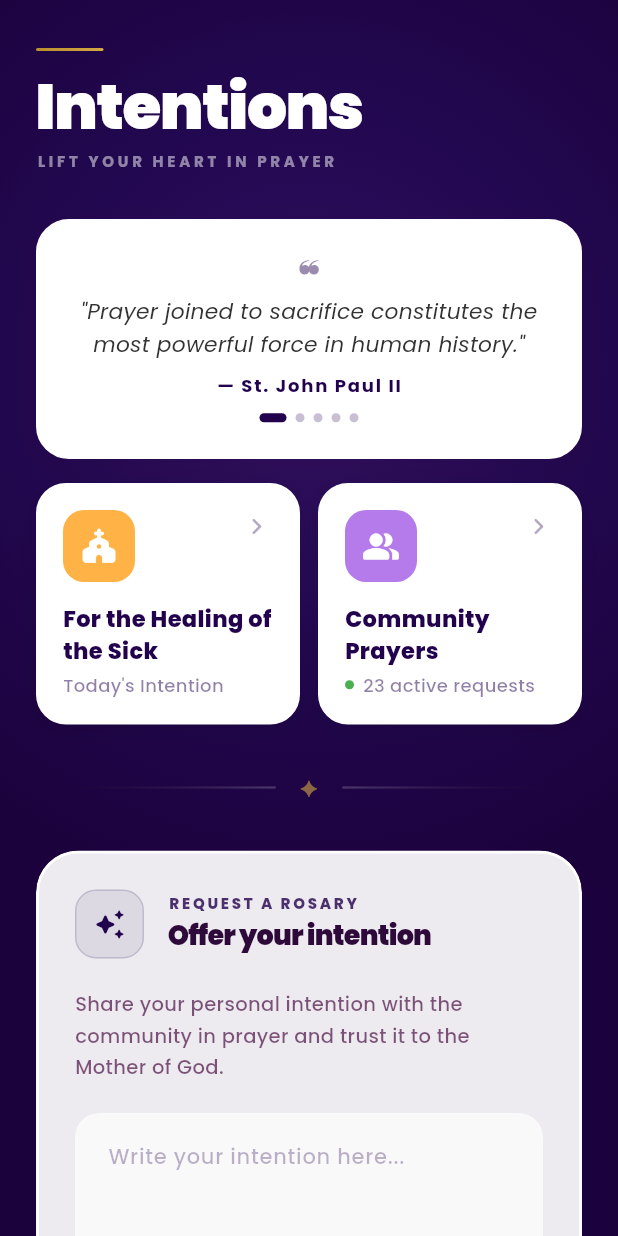
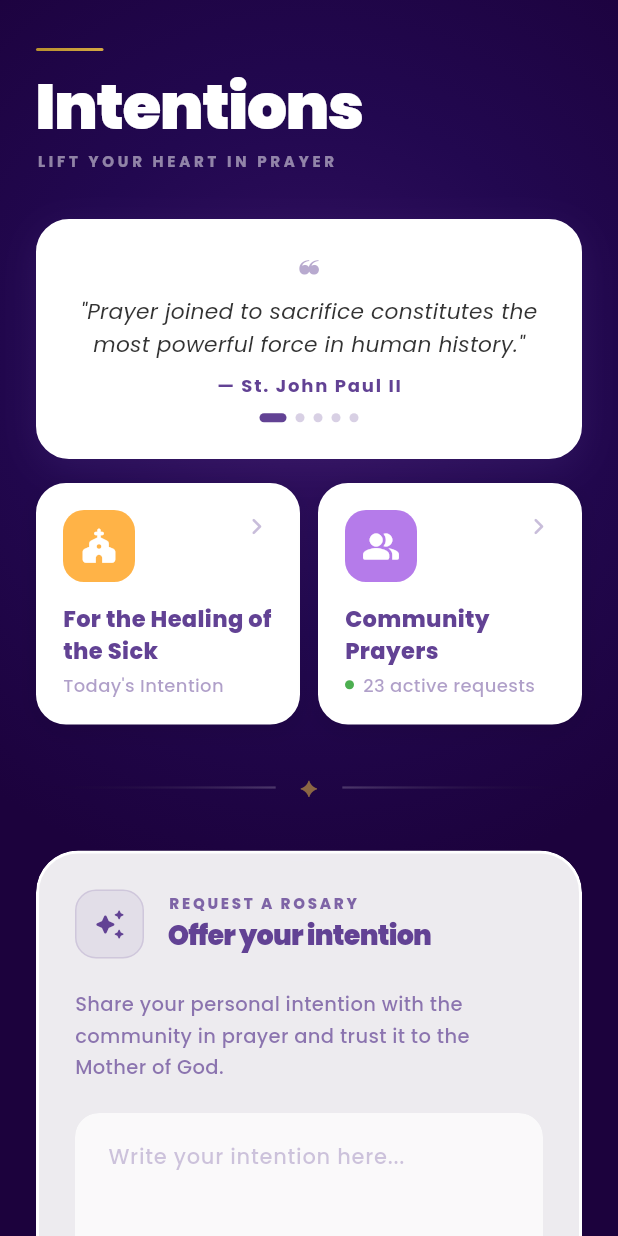
Before and after one commit to AbhijithTJ/conta_beads, a Flutter app: the IntentionsScreen screen opened directly, on a phone screen of 412 x 824 dp. Run offline on Flutter 3.47's test engine with Material 3 defaults, Android fonts, the phone set to English and light mode, and no system bars; our stand-ins replace curved_navigation_bar, google_fonts, intl_phone_field, local_auth, shared_preferences; accounts and stored records are empty; Roboto replaces fonts that are missing (Georgia).

Commit message:
light themes

```diff
--- a/lib/colors/colors.dart
+++ b/lib/colors/colors.dart
@@ -40,8 +40,8 @@ class AppColors {
 
   // Login / Register screen — Deep Maroon palette
   static const Color authBgTop = Color(0xFF6B1A5A);
-  static const Color authBgMid = Color(0xFF4A1045);
-  static const Color authBgBottom = Color(0xFF2E0A3A);
+  static const Color authBgMid = Color(0xFF624294);
+  static const Color authBgBottom = Color(0xFF624294);
   static const Color authPurple = Color(0xFF7B1F6A);
   static const Color authPurpleLight = Color(0xFF9B2F7E);
   static const Color authLavender = Color(0xFFD4B8F0);
--- a/lib/screens/everyday_prayers/everyday_prayers_screen.dart
+++ b/lib/screens/everyday_prayers/everyday_prayers_screen.dart
@@ -29,8 +29,8 @@ class EverydayPrayersScreen extends StatelessWidget {
       valueListenable: themeNotifier,
       builder: (_, isDark, __) {
         final bgColor = isDark ? const Color(0xFF1c023d) : const Color(0xFFF0EBF0);
-        final titleColor = isDark ? Colors.white : const Color(0xFF22014D);
-        final subColor = isDark ? Colors.white.withOpacity(0.55) : const Color(0xFF22014D).withOpacity(0.55);
+        final titleColor = isDark ? Colors.white : const Color(0xFF624294);
+        final subColor = isDark ? Colors.white.withOpacity(0.55) : const Color(0xFF624294).withOpacity(0.55);
 
         return Scaffold(
           backgroundColor: bgColor,
@@ -215,7 +215,7 @@ class EverydayPrayersScreen extends StatelessWidget {
                                         padding: const EdgeInsets.all(10),
                                         child: Text(
                                           _guides[i],
-                                          style: GoogleFonts.poppins(fontSize: 11, fontWeight: FontWeight.w700, color: const Color(0xFF22014D), height: 1.4),
+                                          style: GoogleFonts.poppins(fontSize: 11, fontWeight: FontWeight.w700, color: const Color(0xFF624294), height: 1.4),
                                         ),
                                       ),
                                     ],
--- a/lib/screens/intentions/intentions_screen.dart
+++ b/lib/screens/intentions/intentions_screen.dart
@@ -146,7 +146,7 @@ class _IntentionsScreenState extends State<IntentionsScreen> with TickerProvider
   Widget _buildQuoteCard(bool isDark) {
     final q = _quotes[_currentQuoteIndex];
     final quoteTextColor = isDark ? const Color(0xFF333333) : AppColors.authBgBottom;
-    final shadowColor = isDark ? AppColors.authBgBottom.withOpacity(0.20) : const Color(0xFF22014D).withOpacity(0.10);
+    final shadowColor = isDark ? AppColors.authBgBottom.withOpacity(0.20) : const Color(0xFF624294).withOpacity(0.10);
 
     return GestureDetector(
       onHorizontalDragEnd: (details) {
@@ -178,13 +178,13 @@ class _IntentionsScreenState extends State<IntentionsScreen> with TickerProvider
           child: Column(
             mainAxisAlignment: MainAxisAlignment.center,
             children: [
-              Text('\u275D', style: TextStyle(fontSize: 20, color: const Color(0xFF22014D).withOpacity(0.45), height: 1.0)),
+              Text('\u275D', style: TextStyle(fontSize: 20, color: const Color(0xFF624294).withOpacity(0.45), height: 1.0)),
               const SizedBox(height: 6),
               Text(q['text']!,
                   textAlign: TextAlign.center, maxLines: 2, overflow: TextOverflow.ellipsis,
                   style: GoogleFonts.poppins(fontSize: 14.5, fontWeight: FontWeight.w500, color: quoteTextColor, fontStyle: FontStyle.italic, height: 1.5, letterSpacing: 0.2)),
               const SizedBox(height: 8),
-              Text(q['author']!, style: GoogleFonts.poppins(fontSize: 12, fontWeight: FontWeight.w700, color: const Color(0xFF22014D), letterSpacing: 1.2)),
+              Text(q['author']!, style: GoogleFonts.poppins(fontSize: 12, fontWeight: FontWeight.w700, color: const Color(0xFF624294), letterSpacing: 1.2)),
               const SizedBox(height: 10),
               Row(
                 mainAxisAlignment: MainAxisAlignment.center,
@@ -196,7 +196,7 @@ class _IntentionsScreenState extends State<IntentionsScreen> with TickerProvider
                     margin: const EdgeInsets.symmetric(horizontal: 3),
                     decoration: BoxDecoration(
                       borderRadius: BorderRadius.circular(3),
-                      color: i == _currentQuoteIndex ? const Color(0xFF22014D) : const Color(0xFF22014D).withOpacity(0.25),
+                      color: i == _currentQuoteIndex ? const Color(0xFF624294) : const Color(0xFF624294).withOpacity(0.25),
                     ),
                   );
                 }),
@@ -231,15 +231,15 @@ class _IntentionsScreenState extends State<IntentionsScreen> with TickerProvider
                 child: const Icon(Icons.church_rounded, color: Colors.white, size: 26),
               ),
               const Spacer(),
-              Icon(Icons.chevron_right_rounded, color: const Color(0xFF22014D).withOpacity(0.35), size: 22),
+              Icon(Icons.chevron_right_rounded, color: const Color(0xFF624294).withOpacity(0.35), size: 22),
             ],
           ),
           const SizedBox(height: 14),
           Text(todayIntention,
-              style: GoogleFonts.poppins(fontSize: 15, fontWeight: FontWeight.w800, color: const Color(0xFF22014D))),
+              style: GoogleFonts.poppins(fontSize: 15, fontWeight: FontWeight.w800, color: const Color(0xFF624294))),
           const SizedBox(height: 4),
           Text("Today's Intention",
-              style: GoogleFonts.poppins(fontSize: 12, fontWeight: FontWeight.w500, color: const Color(0xFF22014D).withOpacity(0.5))),
+              style: GoogleFonts.poppins(fontSize: 12, fontWeight: FontWeight.w500, color: const Color(0xFF624294).withOpacity(0.5))),
         ],
       ),
     );
@@ -269,19 +269,19 @@ class _IntentionsScreenState extends State<IntentionsScreen> with TickerProvider
                 child: const Icon(Icons.people_alt_rounded, color: Colors.white, size: 26),
               ),
               const Spacer(),
-              Icon(Icons.chevron_right_rounded, color: const Color(0xFF22014D).withOpacity(0.35), size: 22),
+              Icon(Icons.chevron_right_rounded, color: const Color(0xFF624294).withOpacity(0.35), size: 22),
             ],
           ),
           const SizedBox(height: 14),
           Text('Community Prayers',
-              style: GoogleFonts.poppins(fontSize: 15, fontWeight: FontWeight.w800, color: const Color(0xFF22014D))),
+              style: GoogleFonts.poppins(fontSize: 15, fontWeight: FontWeight.w800, color: const Color(0xFF624294))),
           const SizedBox(height: 4),
           Row(
             children: [
               Container(width: 6, height: 6, decoration: const BoxDecoration(shape: BoxShape.circle, color: Colors.green)),
               const SizedBox(width: 6),
               Text('$prayerRequests active requests',
-                  style: GoogleFonts.poppins(fontSize: 12, fontWeight: FontWeight.w500, color: const Color(0xFF22014D).withOpacity(0.5))),
+                  style: GoogleFonts.poppins(fontSize: 12, fontWeight: FontWeight.w500, color: const Color(0xFF624294).withOpacity(0.5))),
             ],
           ),
         ],
@@ -290,7 +290,7 @@ class _IntentionsScreenState extends State<IntentionsScreen> with TickerProvider
   }
 
   Widget _buildDivider(bool isDark) {
-    final divColor = isDark ? Colors.white.withOpacity(0.2) : const Color(0xFF22014D).withOpacity(0.15);
+    final divColor = isDark ? Colors.white.withOpacity(0.2) : const Color(0xFF624294).withOpacity(0.15);
     return Row(
       children: [
         Expanded(child: Container(height: 1.5, decoration: BoxDecoration(gradient: LinearGradient(colors: [Colors.transparent, divColor])))),
@@ -304,7 +304,6 @@ class _IntentionsScreenState extends State<IntentionsScreen> with TickerProvider
   }
 
   Widget _buildRequestRosaryCard(bool isDark) {
-    final btnColor = isDark ? const Color(0xFF22014D) : AppColors.authPurple;
     return _GlassCard(
       padding: const EdgeInsets.all(24),
       child: Column(
@@ -318,7 +317,7 @@ class _IntentionsScreenState extends State<IntentionsScreen> with TickerProvider
                 crossAxisAlignment: CrossAxisAlignment.start,
                 children: [
                   Text('REQUEST A ROSARY',
-                      style: GoogleFonts.poppins(fontSize: 10, fontWeight: FontWeight.w800, color: const Color(0xFF22014D).withOpacity(0.8), letterSpacing: 1.8)),
+                      style: GoogleFonts.poppins(fontSize: 10, fontWeight: FontWeight.w800, color: const Color(0xFF624294).withOpacity(0.8), letterSpacing: 1.8)),
                   const SizedBox(height: 2),
                   Text('Offer your intention',
                       style: GoogleFonts.poppins(fontSize: 18, fontWeight: FontWeight.w900, color: AppColors.authBgBottom, letterSpacing: -0.5)),
@@ -340,7 +339,7 @@ class _IntentionsScreenState extends State<IntentionsScreen> with TickerProvider
                 style: GoogleFonts.poppins(fontSize: 15, color: AppColors.authBgBottom, fontWeight: FontWeight.w600),
                 decoration: InputDecoration(
                   hintText: 'Write your intention here...',
-                  hintStyle: GoogleFonts.poppins(color: const Color(0xFF22014D).withOpacity(0.3), fontSize: 14, fontWeight: FontWeight.w500),
+                  hintStyle: GoogleFonts.poppins(color: const Color(0xFF624294).withOpacity(0.3), fontSize: 14, fontWeight: FontWeight.w500),
                   filled: true,
                   fillColor: Colors.white.withOpacity(0.7),
                   contentPadding: const EdgeInsets.all(18),
@@ -362,15 +361,15 @@ class _IntentionsScreenState extends State<IntentionsScreen> with TickerProvider
                   crossAxisAlignment: CrossAxisAlignment.start,
                   children: [
                     Text('Rosaries to offer',
-                        style: GoogleFonts.poppins(fontSize: 12, fontWeight: FontWeight.w700, color: const Color(0xFF22014D).withOpacity(0.7))),
+                        style: GoogleFonts.poppins(fontSize: 12, fontWeight: FontWeight.w700, color: const Color(0xFF624294).withOpacity(0.7))),
                     const SizedBox(height: 6),
                     TextField(
                       controller: _rosaryCountController,
                       keyboardType: TextInputType.number,
-                      style: GoogleFonts.poppins(fontSize: 15, color: const Color(0xFF22014D), fontWeight: FontWeight.w700),
+                      style: GoogleFonts.poppins(fontSize: 15, color: const Color(0xFF624294), fontWeight: FontWeight.w700),
                       decoration: InputDecoration(
                         hintText: 'e.g. 3',
-                        hintStyle: GoogleFonts.poppins(color: const Color(0xFF22014D).withOpacity(0.35), fontSize: 14),
+                        hintStyle: GoogleFonts.poppins(color: const Color(0xFF624294).withOpacity(0.35), fontSize: 14),
                         filled: true,
                         fillColor: Colors.white.withOpacity(0.8),
                         contentPadding: const EdgeInsets.symmetric(horizontal: 16, vertical: 14),
@@ -387,12 +386,12 @@ class _IntentionsScreenState extends State<IntentionsScreen> with TickerProvider
                 crossAxisAlignment: CrossAxisAlignment.end,
                 children: [
                   Text('Your Total',
-                      style: GoogleFonts.poppins(fontSize: 12, fontWeight: FontWeight.w700, color: const Color(0xFF22014D).withOpacity(0.7))),
+                      style: GoogleFonts.poppins(fontSize: 12, fontWeight: FontWeight.w700, color: const Color(0xFF624294).withOpacity(0.7))),
                   const SizedBox(height: 6),
                   Container(
                     padding: const EdgeInsets.symmetric(horizontal: 20, vertical: 14),
                     decoration: BoxDecoration(
-                      color: _myTotal < 0 ? Colors.red.withOpacity(0.1) : const Color(0xFF22014D).withOpacity(0.08),
+                      color: _myTotal < 0 ? Colors.red.withOpacity(0.1) : const Color(0xFF624294).withOpacity(0.08),
                       borderRadius: BorderRadius.circular(14),
                       border: Border.all(color: _myTotal < 0 ? Colors.red.withOpacity(0.4) : Colors.white, width: 2.0),
                     ),
@@ -400,7 +399,7 @@ class _IntentionsScreenState extends State<IntentionsScreen> with TickerProvider
                       '$_myTotal',
                       style: GoogleFonts.poppins(
                         fontSize: 22, fontWeight: FontWeight.w900,
-                        color: _myTotal < 0 ? Colors.red : const Color(0xFF22014D),
+                        color: _myTotal < 0 ? Colors.red : const Color(0xFF624294),
                       ),
                     ),
                   ),
@@ -409,13 +408,13 @@ class _IntentionsScreenState extends State<IntentionsScreen> with TickerProvider
             ],
           ),
           const SizedBox(height: 24),
-          _buildSubmitButton(btnColor),
+          _buildSubmitButton(isDark),
         ],
       ),
     );
   }
 
-  Widget _buildSubmitButton(Color btnColor) {
+  Widget _buildSubmitButton(bool isDark) {
     return GestureDetector(
       onTap: () {
         if (_intentionController.text.isNotEmpty) {
@@ -444,9 +443,13 @@ class _IntentionsScreenState extends State<IntentionsScreen> with TickerProvider
         width: double.infinity,
         height: 56,
         decoration: BoxDecoration(
-          color: btnColor,
+          gradient: const LinearGradient(
+            colors: [Color(0xFF7B55A8), Color(0xFF624294)],
+            begin: Alignment.topCenter,
+            end: Alignment.bottomCenter,
+          ),
           borderRadius: BorderRadius.circular(30),
-          boxShadow: [BoxShadow(color: const Color(0xFF22014D).withOpacity(0.35), blurRadius: 15, offset: const Offset(0, 8))],
+          boxShadow: [BoxShadow(color: const Color(0xFF624294).withOpacity(0.35), blurRadius: 15, offset: const Offset(0, 8))],
         ),
         child: Center(
           child: Text('Request Rosary',
@@ -504,10 +507,10 @@ class _IconBox extends StatelessWidget {
       height: 46,
       decoration: BoxDecoration(
         borderRadius: BorderRadius.circular(14),
-        color: const Color(0xFF22014D).withOpacity(0.08),
-        border: Border.all(color: const Color(0xFF22014D).withOpacity(0.15), width: 1),
+        color: const Color(0xFF624294).withOpacity(0.08),
+        border: Border.all(color: const Color(0xFF624294).withOpacity(0.15), width: 1),
       ),
-      child: Icon(icon, color: const Color(0xFF22014D), size: 22),
+      child: Icon(icon, color: const Color(0xFF624294), size: 22),
     );
   }
 }
```
Also changed, not shown: lib/login_and_register/login_screen.dart (+10 -10 lines), lib/login_and_register/register_screen.dart (+12 -12 lines), lib/screens/adopt_priest/adopt_priest_screen.dart (+8 -8 lines), lib/screens/home_page/home_screen.dart (+11 -11 lines), lib/screens/profile/profile_screen.dart (+15 -15 lines).
